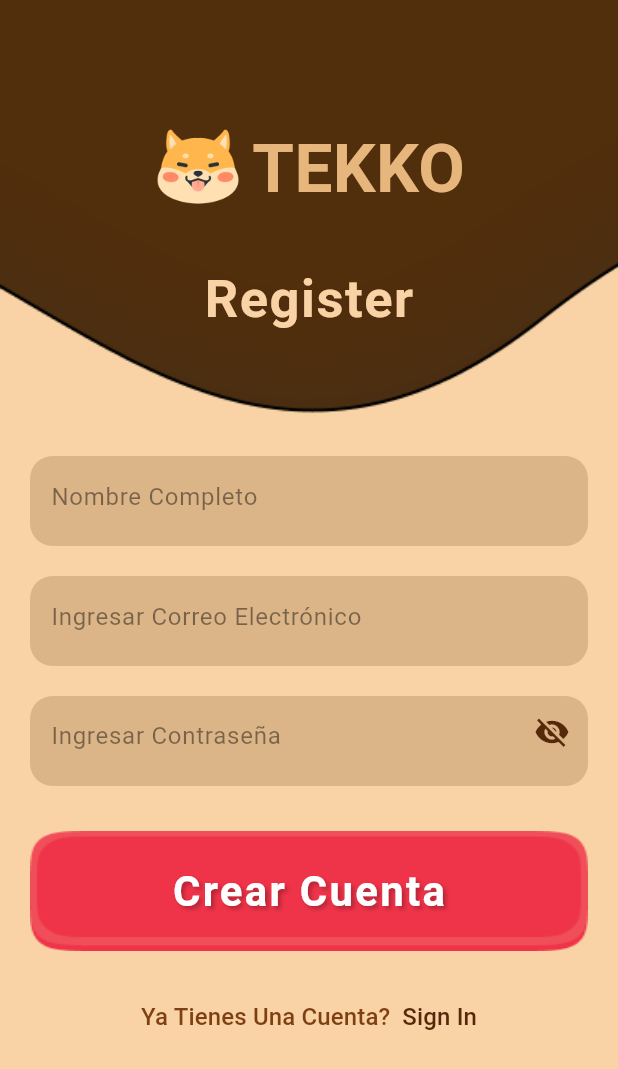
After one commit to tobias-tj/TekkoApp, a Flutter app: the RegisterAccount screen opened by its route, on a phone screen of 412 x 824 dp. The commit adds this screen. Shown: the top 1069 px of the screen. Run offline on Flutter 3.47's test engine with Material 3 defaults, Android fonts, the phone set to English and light mode, and no system bars; our stand-ins replace audioplayers, curved_navigation_bar, go_router, lottie, shared_preferences, vibration; missing offline and left inert: flame; accounts and stored records are empty.

Commit message:
Se ajusta pantalla de register y login

```diff
--- a/lib/app_routes.dart
+++ b/lib/app_routes.dart
@@ -1,6 +1,8 @@
 import 'package:flutter/material.dart';
 import 'package:go_router/go_router.dart';
 import 'package:tekko/screens/accounts/create_account_screen.dart';
+import 'package:tekko/screens/accounts/login_account_screen.dart';
+import 'package:tekko/screens/accounts/register_account_screen.dart';
 import 'package:tekko/screens/activity/activity_screen.dart';
 import 'package:tekko/screens/calendar/calendar_screen.dart';
 import 'package:tekko/screens/favorites/favorite_screen.dart';
@@ -28,6 +30,16 @@ final GoRouter appRouter = GoRouter(
       name: 'create-account',
       path: '/create-account',
       builder: (context, state) => const CreateAccountScreen(),
+    ),
+    GoRoute(
+      name: 'register',
+      path: '/register',
+      builder: (context, state) => const RegisterAccount(),
+    ),
+    GoRoute(
+      name: 'login',
+      path: '/login',
+      builder: (context, state) => const LoginAccount(),
     ),
     GoRoute(
       name: 'word-screen',
--- a/lib/components/input_account.dart
+++ b/lib/components/input_account.dart
@@ -1,6 +1,7 @@
 import 'package:flutter/material.dart';
+import 'package:tekko/styles/app_colors.dart';
 
-class InputAccount extends StatelessWidget {
+class InputAccount extends StatefulWidget {
   final String hintText;
   final bool isPass;
   final TextInputType inputType;
@@ -15,30 +16,58 @@ class InputAccount extends StatelessWidget {
   final TextEditingController _inputController;
 
   @override
+  State<InputAccount> createState() => _InputAccountState();
+}
+
+class _InputAccountState extends State<InputAccount> {
+  bool _obscureText =
+      true; // Estado para controlar la visibilidad de la contraseña
+
+  void _togglePasswordVisibility() {
+    setState(() {
+      _obscureText =
+          !_obscureText; // Alternar entre mostrar y ocultar la contraseña
+    });
+  }
+
+  @override
   Widget build(BuildContext context) {
     return Container(
       height: 60,
       decoration: BoxDecoration(
-        color: Colors.white,
-        border: Border.all(),
+        color: const Color.fromARGB(49, 92, 54, 9),
         borderRadius: BorderRadius.all(Radius.circular(15.0)),
       ),
       child: TextField(
-        controller: _inputController,
-        keyboardType: inputType,
-        obscureText: isPass ? true : false,
+        controller: widget._inputController,
+        keyboardType: widget.inputType,
+        obscureText: widget.isPass ? _obscureText : false,
         decoration: InputDecoration(
           fillColor: Colors.white,
-          hintText: hintText,
-          contentPadding: EdgeInsets.only(left: 14.0, bottom: 8.0, top: 8.0),
+          hintText: widget.hintText,
+          hintStyle: TextStyle(color: Colors.black45),
+          contentPadding: EdgeInsets.only(left: 14.0, bottom: 8.0, top: 15.0),
           focusedBorder: OutlineInputBorder(
-            borderSide: BorderSide(color: Colors.white),
+            borderSide:
+                BorderSide(color: const Color.fromARGB(0, 255, 255, 255)),
             borderRadius: BorderRadius.circular(25.7),
           ),
           enabledBorder: UnderlineInputBorder(
-            borderSide: BorderSide(color: Colors.white),
+            borderSide:
+                BorderSide(color: const Color.fromARGB(0, 255, 255, 255)),
             borderRadius: BorderRadius.circular(25.7),
           ),
+          suffixIcon: widget.isPass
+              ? IconButton(
+                  icon: Icon(
+                    _obscureText
+                        ? Icons.visibility_off
+                        : Icons.visibility, // Alternar íconos
+                    color: AppColors.chocolateNewDark,
+                  ),
+                  onPressed: _togglePasswordVisibility, // Alternar visibilidad
+                )
+              : null,
         ),
       ),
     );
--- /dev/null
+++ b/lib/screens/accounts/register_account_screen.dart
@@ -0,0 +1,176 @@
+import 'package:flutter/material.dart';
+import 'package:go_router/go_router.dart';
+import 'package:tekko/components/button_intro.dart';
+import 'package:tekko/styles/app_colors.dart';
+import 'package:tekko/components/input_account.dart'; // Asegúrate de tener este componente
+
+class RegisterAccount extends StatefulWidget {
+  const RegisterAccount({super.key});
+
+  @override
+  State<RegisterAccount> createState() => _RegisterAccountState();
+}
+
+class _RegisterAccountState extends State<RegisterAccount> {
+  final TextEditingController _nameController = TextEditingController();
+  final TextEditingController _emailController = TextEditingController();
+  final TextEditingController _passwordController = TextEditingController();
+
+  void _goToHome() {
+    // Lógica para redirigir al Home
+    context.goNamed('home');
+  }
+
+  void _goToLogin() {
+    // Lógica para redirigir al Login
+    context.goNamed('login');
+  }
+
+  @override
+  void dispose() {
+    _nameController.dispose();
+    _emailController.dispose();
+    _passwordController.dispose();
+    super.dispose();
+  }
+
+  @override
+  Widget build(BuildContext context) {
+    final size = MediaQuery.of(context).size;
+
+    return Scaffold(
+      backgroundColor: AppColors.cardBackgroundSoft,
+      body: Stack(
+        children: [
+          Container(
+            width: size.width,
+            height: size.height,
+            color: AppColors.softCream,
+          ),
+          const CustomBackground(),
+          Positioned(
+            top: 80,
+            left: 0,
+            right: 0,
+            child: Column(
+              mainAxisAlignment: MainAxisAlignment.center,
+              crossAxisAlignment: CrossAxisAlignment.center,
+              children: [
+                Row(
+                  mainAxisAlignment: MainAxisAlignment.center,
+                  children: [
+                    Container(
+                      width: 60,
+                      height: 60,
+                      decoration: BoxDecoration(
+                        image: const DecorationImage(
+                          image: AssetImage("assets/images/shibaIcon.png"),
+                          fit: BoxFit.fill,
+                        ),
+                      ),
+                    ),
+                    const SizedBox(width: 6),
+                    const Text(
+                      'TEKKO',
+                      style: TextStyle(
+                        fontSize: 45,
+                        fontWeight: FontWeight.bold,
+                        color: AppColors.cardMaskSoft,
+                      ),
+                    ),
+                  ],
+                ),
+                const SizedBox(height: 30),
+                const Text(
+                  'Register',
+                  style: TextStyle(
+                    fontSize: 35,
+                    fontWeight: FontWeight.bold,
+                    color: AppColors.softCream,
+                    letterSpacing: 1,
+                  ),
+                ),
+                const SizedBox(height: 80),
+                Padding(
+                  padding: const EdgeInsets.symmetric(horizontal: 20),
+                  child: Column(
+                    children: [
+                      InputAccount(
+                        hintText: "Nombre Completo",
+                        inputController: _nameController,
+                        isPass: false,
+                        inputType: TextInputType.name,
+                      ),
+                      const SizedBox(height: 20),
+                      InputAccount(
+                        hintText: "Ingresar Correo Electrónico",
+                        inputController: _emailController,
+                        isPass: false,
+                        inputType: TextInputType.emailAddress,
+                      ),
+                      const SizedBox(height: 20),
+                      InputAccount(
+                        hintText: "Ingresar Contraseña",
+                        inputController: _passwordController,
+                        isPass: true,
+                        inputType: TextInputType.text,
+                      ),
+                      const SizedBox(height: 30),
+                      ButtonIntro(
+                        onNext: _goToHome,
+                        textButton: "Crear Cuenta",
+                        isParent: true,
+                      ),
+                      const SizedBox(height: 20),
+                      TextButton(
+                        onPressed: _goToLogin,
+                        child: Row(
+                          mainAxisAlignment: MainAxisAlignment.center,
+                          children: [
+                            const Text(
+                              'Ya Tienes Una Cuenta?',
+                              style: TextStyle(
+                                fontSize: 16,
+                                color: AppColors.chocolateDark,
+                              ),
+                            ),
+                            SizedBox(width: 8),
+                            const Text(
+                              'Sign In',
+                              style: TextStyle(
+                                fontSize: 16,
+                                color: AppColors.chocolateNewDark,
+                              ),
+                            ),
+                          ],
+                        ),
+                      ),
+                    ],
+                  ),
+                ),
+              ],
+            ),
+          ),
+        ],
+      ),
+    );
+  }
+}
+
+class CustomBackground extends StatelessWidget {
+  const CustomBackground({super.key});
+
+  @override
+  Widget build(BuildContext context) {
+    final size = MediaQuery.of(context).size;
+    return SizedBox(
+      height: size.height * 0.4,
+      child: Image.asset(
+        'assets/images/topTitleAccount.png',
+        width: size.width,
+        height: size.height,
+        fit: BoxFit.cover,
+      ),
+    );
+  }
+}
```
Also changed, not shown: lib/screens/accounts/create_account_step.dart (+6 -72 lines), lib/screens/accounts/login_account_screen.dart (added, +190 -0 lines), assets/images/shibaIcon.png (added), assets/images/topTitleAccount.png (added).
